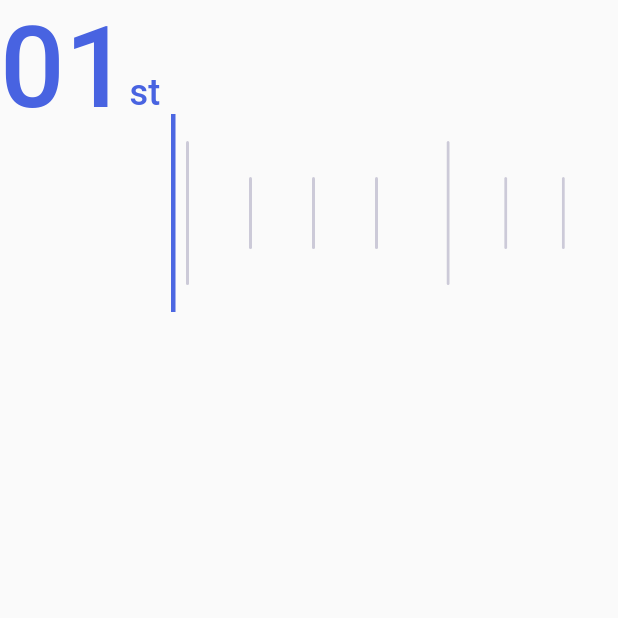
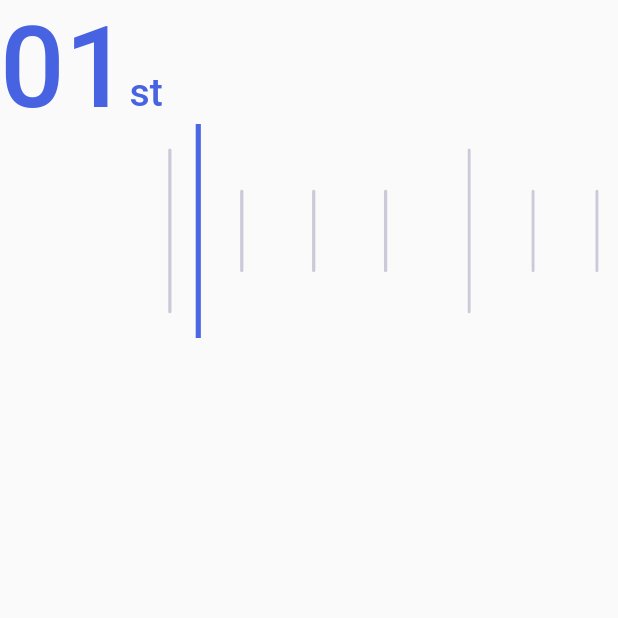
Before and after one commit to stack-finance/wheel_date_picker, a Flutter app: the screen it shows after launch, on a phone screen of 412 x 824 dp, the top half of it. Run offline on Flutter 3.47's test engine with Material 2 defaults, Android fonts, the phone set to English and light mode, and no system bars.

Commit message:
feat: media config added

```diff
--- a/lib/src/pointer_config.dart
+++ b/lib/src/pointer_config.dart
@@ -10,14 +10,14 @@ class PointerConfig {
   });
 
   /// If non-null, requires the child to have exactly this Width.
-  final double width;
+  final int width;
 
   /// If non-null, requires the child to have exactly this height.
-  final double height;
+  final int height;
 
-  final double secondaryHeight;
+  final int secondaryHeight;
 
   final Color color;
 
-  final double gap;
+  final int gap;
 }
--- a/lib/src/secondary_pointer.dart
+++ b/lib/src/secondary_pointer.dart
@@ -1,32 +1,33 @@
 import 'package:flutter/material.dart';
+import 'package:wheel_date_picker/wheel_date_picker.dart';
 
 class SecondaryPointer extends StatelessWidget {
   SecondaryPointer({
     Key? key,
-    this.width = 3.0,
-    this.height = 130.0,
+    this.width = 3,
+    this.height = 130,
     this.color = Colors.grey,
-    this.borderRadius = 30.0,
+    this.borderRadius = 30,
   }) : super(key: key);
 
   /// If non-null, requires the child to have exactly this Width.
-  final double width;
+  final int width;
 
   /// If non-null, requires the child to have exactly this height.
-  final double height;
+  final int height;
 
   /// The color of the gradation.
   final Color color;
 
-  final double borderRadius;
+  final int borderRadius;
 
   @override
   Widget build(BuildContext context) {
     return Container(
-      height: height,
-      width: width,
+      height: height.h,
+      width: width.w,
       decoration: BoxDecoration(
-        borderRadius: BorderRadius.circular(borderRadius),
+        borderRadius: BorderRadius.circular(borderRadius.r),
         color: color,
       ),
     );
--- /dev/null
+++ b/lib/src/utils/index.dart
@@ -0,0 +1,3 @@
+export 'screen_config.dart';
+export 'size_extension.dart';
+export 'utils.dart';
--- /dev/null
+++ b/lib/src/utils/screen_config.dart
@@ -0,0 +1,107 @@
+import 'dart:math';
+
+import 'package:flutter/material.dart';
+
+class ScreenUtil {
+  static ScreenUtil instance = ScreenUtil();
+
+  ///width of the phone in UI Design , px
+  int width;
+
+  ///height of the phone in UI Design , px
+  int height;
+
+  /// allowFontScaling Specifies whether fonts should scale to respect Text Size accessibility settings. The default is false.
+  bool allowFontScaling;
+
+  static double _pixelRatio = 0;
+  static double _screenWidth = 0;
+  static double _screenHeight = 0;
+  static double _statusBarHeight = 0;
+  static double _bottomBarHeight = 0;
+  static double _textScaleFactor = 0;
+
+  // change this for different screen size design for particular screen
+  // ScreenUtil.instance =
+  //         ScreenUtil(width: 375, height: 812, allowFontScaling: true)
+  //           ..init(context);
+  // ScreenUtil screenUtil = ScreenUtil.getInstance();
+  ScreenUtil({
+    this.width = 360,
+    this.height = 760,
+    this.allowFontScaling = false,
+  });
+
+  // use this method to get instance of this class
+  static ScreenUtil getInstance() {
+    return instance;
+  }
+
+  void init(BuildContext context) {
+    var mediaQuery = MediaQuery.of(context);
+    _pixelRatio = mediaQuery.devicePixelRatio;
+    _screenWidth = mediaQuery.size.width;
+    _screenHeight = mediaQuery.size.height;
+    _statusBarHeight = mediaQuery.padding.top;
+    _bottomBarHeight = mediaQuery.padding.bottom;
+    _textScaleFactor = mediaQuery.textScaleFactor;
+  }
+
+  /// The number of font pixels for each logical pixel.
+  double get textScaleFactor => _textScaleFactor;
+
+  /// The size of the media in logical pixels (e.g, the size of the screen).
+  double get pixelRatio => _pixelRatio;
+
+  /// The horizontal extent of this size.
+  double get screenWidth => _screenWidth;
+
+  ///The vertical extent of this size. dp
+  double get screenHeight => _screenHeight;
+
+  /// The vertical extent of this size. px
+  double get screenWidthPx => _screenWidth * _pixelRatio;
+
+  /// The vertical extent of this size. px
+  double get screenHeightPx => _screenHeight * _pixelRatio;
+
+  /// The offset from the top. px
+  double get statusBarHeightPx => _statusBarHeight * _pixelRatio;
+
+  /// The offset from the top
+  double get statusBarHeight => _statusBarHeight;
+
+  /// The offset from the bottom. px
+  double get bottomBarHeightPx => _bottomBarHeight * _pixelRatio;
+
+  /// The offset from the bottom
+  double get bottomBarHeight => _bottomBarHeight;
+
+  /// The ratio of the actual dp to the design draft px
+  double get scaleWidth => _screenWidth / instance.width;
+
+  double get scaleHeight => _screenHeight / instance.height;
+
+  double get scaleText => min(scaleWidth, scaleHeight);
+
+  /// Adapted to the device width of the UI Design.
+  /// Height can also be adapted according to this to ensure no deformation ,
+  /// if you want a square
+  double setWidth(int width) => width * scaleWidth;
+
+  /// Highly adaptable to the device according to UI Design
+  /// It is recommended to use this method to achieve a high degree of adaptation
+  /// when it is found that one screen in the UI design
+  /// does not match the current style effect, or if there is a difference in shape.
+  double setHeight(int height) => height * scaleHeight;
+
+  ///Adapt according to the larger of width or height
+  double radius(int r) => r * max(scaleWidth, scaleHeight) as double;
+
+  ///Font size adaptation method
+  ///- [fontSize] The size of the font on the UI design, in px.
+  double setSp(int fontSize, {bool allowFontScalingSelf = false}) =>
+      (allowFontScaling
+          ? (fontSize * scaleText) * _textScaleFactor
+          : (fontSize * scaleText));
+}
--- /dev/null
+++ b/lib/src/utils/size_extension.dart
@@ -0,0 +1,24 @@
+import 'package:wheel_date_picker/wheel_date_picker.dart';
+
+extension SizeExtension on int {
+  ///[ScreenUtil.setWidth]
+  double get w => ScreenUtil().setWidth(this);
+
+  ///[ScreenUtil.setHeight]
+  double get h => ScreenUtil().setHeight(this);
+
+  ///[ScreenUtil.setSp]
+  double get sp => ScreenUtil().setSp(this);
+
+  ///[ScreenUtil.setSp]
+  double get ssp => ScreenUtil().setSp(this, allowFontScalingSelf: true);
+
+  ///[ScreenUtil.radius]
+  double get r => ScreenUtil().radius(this);
+
+  ///Multiple of screen width
+  double get sw => ScreenUtil().screenWidth * this;
+
+  ///Multiple of screen height
+  double get sh => ScreenUtil().screenHeight * this;
+}
--- a/lib/src/wheel_date_picker_widget.dart
+++ b/lib/src/wheel_date_picker_widget.dart
@@ -1,5 +1,4 @@
 import 'package:flutter/material.dart';
-import 'package:wheel_date_picker/src/utils/utils.dart';
 import 'package:wheel_date_picker/wheel_date_picker.dart';
 
 class WheelDatePickerSlider extends StatelessWidget {
@@ -26,23 +25,23 @@ class WheelDatePickerSlider extends StatelessWidget {
         assert(minDate >= 0),
         super(key: key);
 
-  final double dateContainerHeight;
+  final int dateContainerHeight;
 
   final TextStyle? textStyle;
 
   final TextStyle? subTextStyle;
 
-  final double wheelHeight;
+  final int wheelHeight;
 
   final Duration animDuration;
 
   final int secondaryBarCount;
 
-  final double selectorLeftSpacing;
+  final int selectorLeftSpacing;
 
-  final double selectorHeight;
+  final int selectorHeight;
 
-  final double selectorWidth;
+  final int selectorWidth;
 
   final Color selectorColor;
 
@@ -61,7 +60,7 @@ class WheelDatePickerSlider extends StatelessWidget {
   final PointerConfig config;
 
   /// Size of each child in the main axis
-  final double itemWidth;
+  final int itemWidth;
 
   /// On optional listener that's called when the centered item changes.
   final ValueChanged<int> onChanged;
@@ -72,11 +71,12 @@ class WheelDatePickerSlider extends StatelessWidget {
 
   @override
   Widget build(BuildContext context) {
+    ScreenUtil().init(context);
     return Scaffold(
       body: Column(
         children: [
           Container(
-            height: dateContainerHeight,
+            height: dateContainerHeight.h,
             child: ListView.builder(
               itemCount: maxDate - minDate,
               shrinkWrap: true,
@@ -84,7 +84,7 @@ class WheelDatePickerSlider extends StatelessWidget {
               controller: dateController,
               itemBuilder: (_, index) {
                 return Container(
-                  height: dateContainerHeight,
+                  height: dateContainerHeight.h,
                   child: Row(
                     crossAxisAlignment: CrossAxisAlignment.baseline,
                     textBaseline: TextBaseline.ideographic,
@@ -95,16 +95,16 @@ class WheelDatePickerSlider extends StatelessWidget {
                             TextStyle(
                               fontSize: 76,
                               fontWeight: FontWeight.w500,
-                              color: Color(0xff4863e1),
+                              color: const Color(0xff4863e1),
                             ),
                       ),
                       Text(
                         sanitizeDay(index + minDate + 1),
                         style: subTextStyle ??
                             TextStyle(
-                              fontSize: 24,
+                              fontSize: 24.sp,
                               fontWeight: FontWeight.w500,
-                              color: Color(0xff4863e1),
+                              color: const Color(0xff4863e1),
                             ),
                       ),
                     ],
@@ -114,21 +114,21 @@ class WheelDatePickerSlider extends StatelessWidget {
             ),
           ),
           Container(
-            height: wheelHeight,
+            height: wheelHeight.h,
             child: RotatedBox(
               quarterTurns: -1,
               child: Stack(
                 children: [
                   ListWheelScrollView(
                     controller: controller,
-                    itemExtent: itemWidth,
+                    itemExtent: itemWidth.w,
                     physics: FixedExtentScrollPhysics(),
                     perspective: 0.00000001,
                     onSelectedItemChanged: (val) {
                       onChange.value = val;
                       onChanged.call(val + 1);
                       dateController.animateTo(
-                        val * dateContainerHeight,
+                        val * dateContainerHeight.h,
                         duration: animDuration,
                         curve: Curves.fastOutSlowIn,
                       );
@@ -144,7 +144,7 @@ class WheelDatePickerSlider extends StatelessWidget {
                             ),
                             if (i != maxDate - minDate - 1) ...{
                               for (var i = 0; i < secondaryBarCount; i++) ...{
-                                SizedBox(height: config.gap),
+                                SizedBox(height: config.gap.w),
                                 SecondaryPointer(
                                   color: config.color,
                                   width: config.secondaryHeight,
@@ -158,10 +158,10 @@ class WheelDatePickerSlider extends StatelessWidget {
                     ],
                   ),
                   Positioned(
-                    top: selectorLeftSpacing,
+                    top: selectorLeftSpacing.w,
                     child: Container(
-                      height: selectorWidth,
-                      width: selectorHeight,
+                      height: selectorWidth.w,
+                      width: selectorHeight.h,
                       color: selectorColor,
                     ),
                   ),
--- a/lib/wheel_date_picker.dart
+++ b/lib/wheel_date_picker.dart
@@ -2,4 +2,5 @@ library wheel_date_picker;
 
 export 'src/pointer_config.dart';
 export 'src/secondary_pointer.dart';
+export 'src/utils/index.dart';
 export 'src/wheel_date_picker_widget.dart';
```
